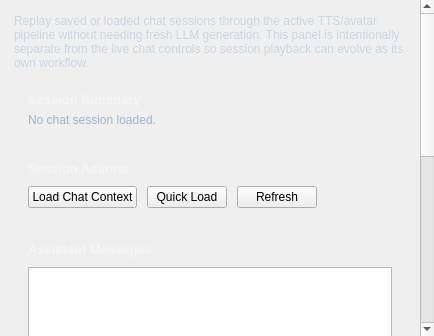
This is addons/chat_session_player/ui/chat_session_player.ui in Rakile/NeuralCompanion as Qt 5 draws it before an edit. The edited form follows.
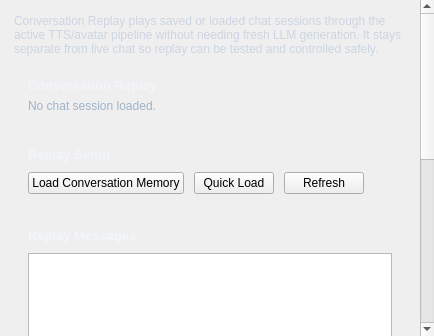
This is the edited form.

What changed in the file:
```diff
--- a/addons/chat_session_player/ui/chat_session_player.ui
+++ b/addons/chat_session_player/ui/chat_session_player.ui
@@ -39,7 +39,7 @@
        <string notr="true">color: #cbd5e1;</string>
       </property>
       <property name="text">
-       <string>Replay saved or loaded chat sessions through the active TTS/avatar pipeline without needing fresh LLM generation. This panel is intentionally separate from the live chat controls so session playback can evolve as its own workflow.</string>
+       <string>Conversation Replay plays saved or loaded chat sessions through the active TTS/avatar pipeline without needing fresh LLM generation. It stays separate from live chat so replay can be tested and controlled safely.</string>
       </property>
       <property name="wordWrap">
        <bool>true</bool>
@@ -73,7 +73,7 @@
           <string notr="true">font-size: 13px; font-weight: 700; color: #f2f5f9;</string>
          </property>
          <property name="text">
-          <string>Session Summary</string>
+          <string>Conversation Replay</string>
          </property>
         </widget>
        </item>
@@ -120,7 +120,7 @@
           <string notr="true">font-size: 13px; font-weight: 700; color: #f2f5f9;</string>
          </property>
          <property name="text">
-          <string>Session Actions</string>
+          <string>Replay Setup</string>
          </property>
         </widget>
        </item>
@@ -129,7 +129,7 @@
          <item>
           <widget class="QPushButton" name="btn_chat_player_load">
            <property name="text">
-            <string>Load Chat Context</string>
+            <string>Load Conversation Memory</string>
            </property>
           </widget>
          </item>
@@ -192,7 +192,7 @@
           <string notr="true">font-size: 13px; font-weight: 700; color: #f2f5f9;</string>
          </property>
          <property name="text">
-          <string>Assistant Messages</string>
+          <string>Replay Messages</string>
          </property>
         </widget>
        </item>
```
Left out of the diff: 2 changed lines with no effect on the pictures.
